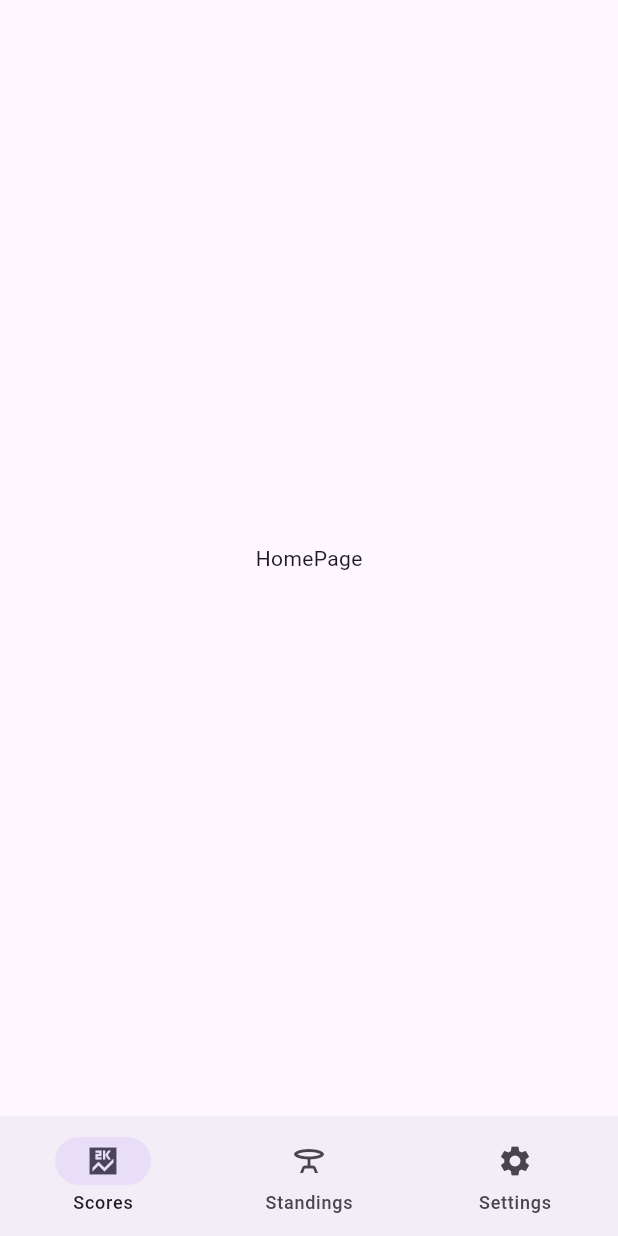
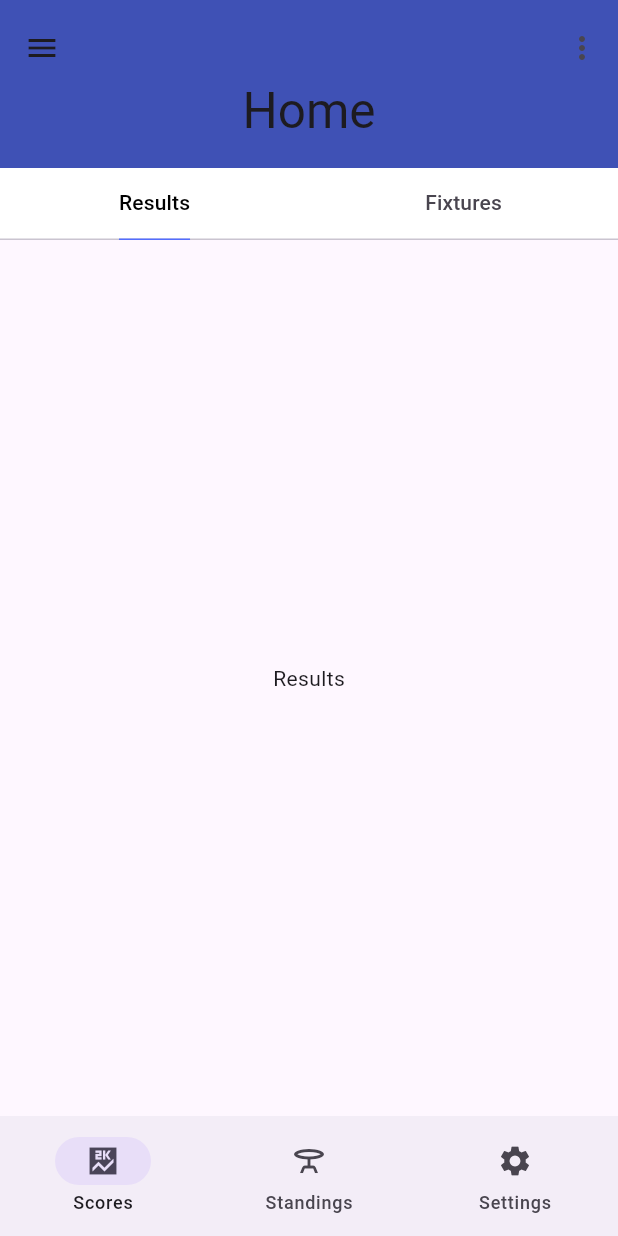
Before and after one commit to pnaskardev/Ball-Dont-Lie, a Flutter app: the screen it shows after launch, on a phone screen of 412 x 824 dp. Run offline on Flutter 3.47's test engine with Material 2 defaults, Android fonts, the phone set to English and light mode, and no system bars.

Commit message:
State is being preserved in bottom app bar and tabs across the app

```diff
--- a/lib/common/navbar/navbar.dart
+++ b/lib/common/navbar/navbar.dart
@@ -1,3 +1,5 @@
+
+// ignore_for_file: prefer_const_constructors
 
 import 'package:animations/animations.dart';
 import 'package:ball_dont_lie/features/Settings/screens/settings_page.dart';
@@ -14,12 +16,19 @@ class NavBar extends StatefulWidget
 
 class _NavBarState extends State<NavBar>
 {
+
+  final PageController controller = PageController();
+  @override
+  void dispose()
+  {
+    controller.dispose();
+    super.dispose();
+  }
   int currentPageIndex = 0;
   @override
   Widget build(BuildContext context)
   {
-
-    return   SafeArea
+    return SafeArea
     (
       child: Scaffold
       (
@@ -30,30 +39,90 @@ class _NavBarState extends State<NavBar>
         //   const Standings(),
         //   const SettingsPage(),
         // ][currentPageIndex],
-        body: PageTransitionSwitcher
+        body: PageView
         (
-          duration: const Duration(milliseconds: 900),
-          transitionBuilder: ((child,primaryAnimation,secondaryAnimation)
+          // child: PageTransitionSwitcher
+          // (
+          //   duration: const Duration(milliseconds: 900),
+          //   transitionBuilder: ((child,primaryAnimation,secondaryAnimation)
+          //   {
+          //     return FadeThroughTransition
+          //     (
+          //       animation: primaryAnimation,
+          //       secondaryAnimation: secondaryAnimation,
+          //       child: child,
+          //     );
+          //   }),
+          //   // child: <Widget>
+          //   // [
+          //   //   const HomePage(),
+          //   //   const Standings(),
+          //   //   const SettingsPage(),
+          //   // ][currentPageIndex]
+
+          //   // State can be preserved with Stack
+
+          //   // child: Stack
+          //   // (
+          //   //   children:
+          //   //   [
+          //   //     Offstage
+          //   //     (
+          //   //       offstage: currentPageIndex!=0,
+          //   //       child:  HomePage()
+          //   //     ),
+          //   //     Offstage
+          //   //     (
+          //   //       offstage: currentPageIndex!=1,
+          //   //       child: Standings()
+          //   //     ),
+          //   //     Offstage
+          //   //     (
+          //   //       offstage: currentPageIndex!=2,
+          //   //       child: SettingsPage(),
+          //   //     )
+          //   //   ],
+          //   // ),
+
+          //   // Indexed stack is the alternative to
+          //   // child: IndexedStack
+          //   // (
+          //   //   index: currentPageIndex,
+          //   //   children: const <Widget>
+          //   //   [
+          //   //      HomePage(),
+          //   //      Standings(),
+          //   //      SettingsPage(),
+          //   //   ]
+          //   // ),
+          // ),
+          controller: controller,
+          children: const <Widget>
+          [
+            HomePage(),
+            Standings(),
+            SettingsPage(),
+          ],
+          // onPageChanged has to be implemented so that if the
+          // User swipes the tabs should be changed
+          onPageChanged: (index)
           {
-            return FadeThroughTransition
-            (
-              animation: primaryAnimation,
-              secondaryAnimation: secondaryAnimation,
-              child: child,
-            );
-          }),
-          child: <Widget>
-          [
-            const HomePage(),
-            // const ChooseTeam(),
-            const Standings(),
-            const SettingsPage(),
-          ][currentPageIndex]
+            setState(()
+            {
+              currentPageIndex=index;
+            });
+          },
         ),
         bottomNavigationBar: NavigationBar
         (
           onDestinationSelected: (int index)
           {
+            controller.animateToPage
+            (
+              index,
+              duration: Duration(milliseconds: 250),
+              curve: Curves.easeIn
+            );
             setState(()
             {
               currentPageIndex = index;
@@ -68,11 +137,6 @@ class _NavBarState extends State<NavBar>
               icon: Icon(Icons.score_sharp),
               label: 'Scores',
             ),
-            // NavigationDestination
-            // (
-            //   icon: Icon(Icons.telegram),
-            //   label: 'Choose Teams',
-            // ),
             NavigationDestination
             (
               icon: Icon(Icons.table_bar_outlined),
--- a/lib/features/Standings/screens/standings_page.dart
+++ b/lib/features/Standings/screens/standings_page.dart
@@ -17,7 +17,6 @@ class _StandingsState extends State<Standings> with SingleTickerProviderStateMix
 {
   @override
   bool get wantKeepAlive => true;
-
 
   @override
   Widget build(BuildContext context)
--- a/lib/features/home/screens/homepage.dart
+++ b/lib/features/home/screens/homepage.dart
@@ -1,21 +1,130 @@
+import 'package:ball_dont_lie/utils/global_variables.dart';
 import 'package:flutter/material.dart';
 
-class HomePage extends StatelessWidget
+class HomePage extends StatefulWidget
 {
   const HomePage({super.key});
 
   @override
+  State<HomePage> createState() => _HomePageState();
+}
+
+class _HomePageState extends State<HomePage> with AutomaticKeepAliveClientMixin<HomePage>
+{
+
+  @override
+  bool get wantKeepAlive => true;
+
+  @override
   Widget build(BuildContext context)
   {
-    return const SafeArea
+    super.build(context);
+    return SafeArea
     (
       child: Scaffold
       (
-        body: Center
+        body: DefaultTabController
         (
-          child: Text('HomePage'),
-        ),
+          length: resultTabs.length,
+          child: NestedScrollView
+          (
+            headerSliverBuilder: (BuildContext context, bool innerBoxIsScrolled)
+            {
+              return <Widget>
+              [
+                SliverAppBar.medium
+                (
+                  pinned: true,
+                  floating: true,
+                  backgroundColor: Colors.indigo,
+                  flexibleSpace: const FlexibleSpaceBar
+                  (
+                    collapseMode: CollapseMode.pin,
+                    centerTitle: true,
+                    title:  Text('Home'),
+
+                  ),
+                  // title: const Text('Teams'),
+                  leading: IconButton
+                  (
+                    onPressed: (){},
+                    icon: const Icon(Icons.menu)
+                  ),
+                  actions:
+                  [
+                    IconButton
+                    (
+                      onPressed: (){},
+                      icon: const Icon(Icons.more_vert)
+                    )
+                  ],
+                ),
+                SliverPersistentHeader
+                (
+                  delegate: _SliverAppBarDelegate
+                  (
+                    TabBar
+                    (
+                      // isScrollable: true,
+                      labelColor: Colors.black,
+                      tabs: resultTabs,
+                    ),
+                  ),
+                  // pinned: true,
+                ),
+
+              ];
+            },
+            body: const Center
+            (
+              child: TabBarView
+              (
+                children:
+                [
+                  Tab
+                  (
+                    child: Text('Results')
+                  ),
+                  Tab
+                  (
+                    child: Text('Fixtures')
+                  ),
+
+                ],
+              ),
+            ),
+          )
+        )
       )
     );
   }
 }
+
+class _SliverAppBarDelegate extends SliverPersistentHeaderDelegate
+{
+    _SliverAppBarDelegate(this._tabBar);
+
+    final TabBar _tabBar;
+
+    @override
+    double get minExtent => _tabBar.preferredSize.height;
+    @override
+    double get maxExtent => _tabBar.preferredSize.height;
+
+    @override
+    Widget build(BuildContext context, double shrinkOffset, bool overlapsContent)
+    {
+      return  Material
+      (
+
+        color: Colors.white,
+        child: _tabBar,
+      );
+    }
+
+    @override
+    bool shouldRebuild(_SliverAppBarDelegate oldDelegate)
+    {
+      return false;
+    }
+}
--- a/lib/utils/global_variables.dart
+++ b/lib/utils/global_variables.dart
@@ -22,6 +22,19 @@ final List<Tab> leagueTabs = <Tab>
     // icon: Icon(Icons.directions_bike),
     child: Text('ISL'),
   ),
+];
+
+
+final List<Tab> resultTabs=
+[
+  const Tab
+  (
+    child: Text('Results'),
+  ),
+  const Tab
+  (
+    child: Text('Fixtures'),
+  )
 ];
 
 // Map<int,Widget> MapIndexToWidget=
```
Also changed, not shown: lib/features/Settings/screens/settings_page.dart (+10 -1 lines).
